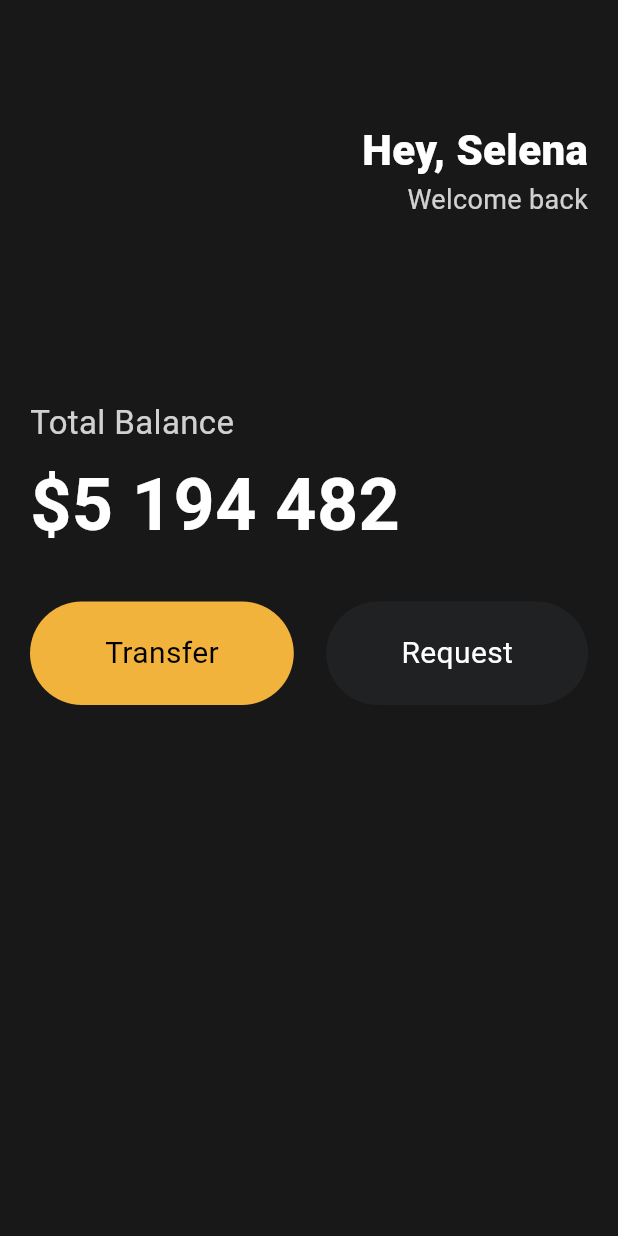
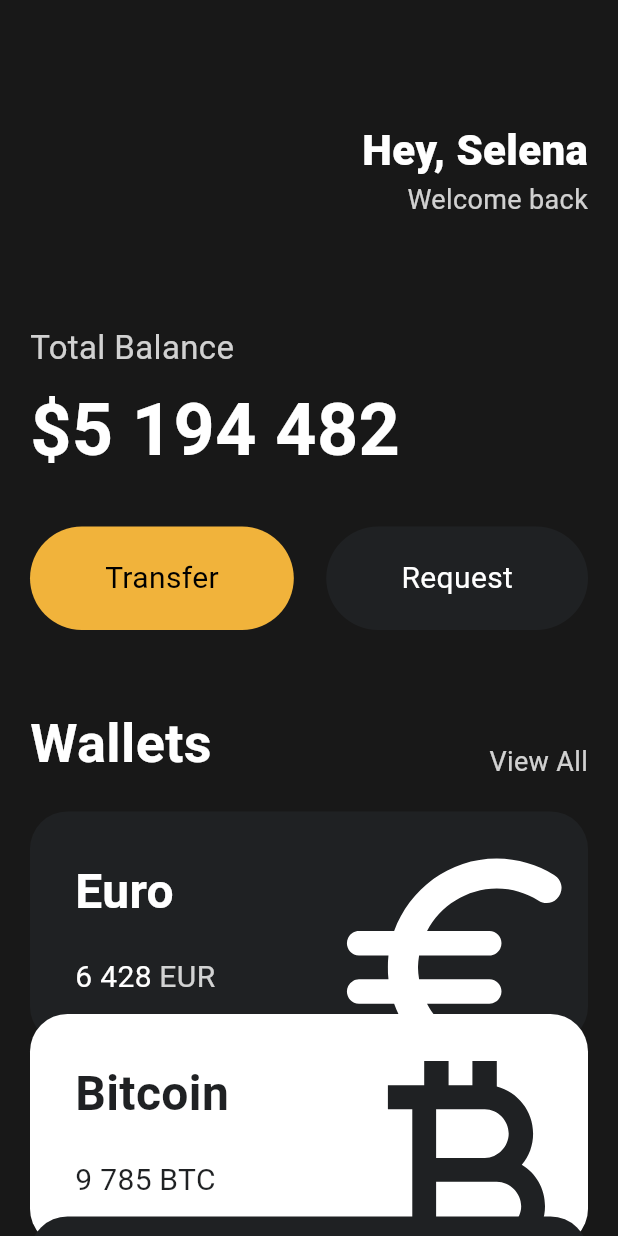
Before and after one commit to kanaheo/toonworld, a Flutter app: the screen it shows after launch, on a phone screen of 412 x 824 dp. Run offline on Flutter 3.47's test engine with Material 3 defaults, Android fonts, the phone set to English and light mode, and no system bars.

Commit message:
first ui practice end

```diff
--- a/lib/main.dart
+++ b/lib/main.dart
@@ -1,5 +1,6 @@
 import 'package:flutter/material.dart';
 import 'package:toonworld/widgets/button.dart';
+import 'package:toonworld/widgets/currenct_card.dart';
 
 void main() {
   runApp(const App());
@@ -13,7 +14,8 @@
     return MaterialApp(
       home: Scaffold(
         backgroundColor: const Color(0xFF181818),
-        body: Padding(
+        body: SingleChildScrollView(
+          child: Padding(
             padding: const EdgeInsets.symmetric(
               horizontal: 20,
             ),
@@ -49,7 +51,7 @@
                   ],
                 ),
                 const SizedBox(
-                height: 120,
+                  height: 70,
                 ),
                 Text(
                   'Total Balance',
@@ -86,8 +88,60 @@
                       textColor: Colors.white,
                     ),
                   ],
-              )
+                ),
+                const SizedBox(
+                  height: 50,
+                ),
+                Row(
+                  crossAxisAlignment: CrossAxisAlignment.end,
+                  mainAxisAlignment: MainAxisAlignment.spaceBetween,
+                  children: [
+                    const Text(
+                      'Wallets',
+                      style: TextStyle(
+                        color: Colors.white,
+                        fontSize: 36,
+                        fontWeight: FontWeight.w600,
+                      ),
+                    ),
+                    Text(
+                      'View All',
+                      style: TextStyle(
+                        color: Colors.white.withOpacity(0.8),
+                        fontSize: 18,
+                      ),
+                    ),
                   ],
+                ),
+                const SizedBox(
+                  height: 20,
+                ),
+                const CurrencyCard(
+                  name: 'Euro',
+                  code: 'EUR',
+                  amount: '6 428',
+                  icon: Icons.euro_rounded,
+                  isInverted: false,
+                  order: 1,
+                ),
+                const CurrencyCard(
+                  name: 'Bitcoin',
+                  code: 'BTC',
+                  amount: '9 785',
+                  icon: Icons.currency_bitcoin,
+                  isInverted: true,
+                  order: 2,
+                ),
+                const CurrencyCard(
+                  name: 'Dollar',
+                  code: 'USD',
+                  amount: '428',
+                  icon: Icons.attach_money_outlined,
+                  isInverted: false,
+                  order: 3,
+                ),
+              ],
+            ),
           ),
         ),
       ),
--- /dev/null
+++ b/lib/widgets/currenct_card.dart
@@ -0,0 +1,95 @@
+import 'package:flutter/material.dart';
+
+class CurrencyCard extends StatelessWidget {
+  final String name, code, amount;
+  final IconData icon;
+  final bool isInverted;
+  final int order;
+
+  final _blackColor = const Color(0xFF1F2123);
+
+  const CurrencyCard({
+    super.key,
+    required this.name,
+    required this.code,
+    required this.amount,
+    required this.icon,
+    required this.isInverted,
+    required this.order,
+  });
+
+  @override
+  Widget build(BuildContext context) {
+    return Transform.translate(
+      offset: Offset(0, -20 * (order - 1)),
+      child: Container(
+        clipBehavior: Clip.hardEdge,
+        decoration: BoxDecoration(
+          color: isInverted ? Colors.white : _blackColor,
+          borderRadius: BorderRadius.circular(25),
+        ),
+        child: Padding(
+          padding: const EdgeInsets.all(30),
+          child: Row(
+            mainAxisAlignment: MainAxisAlignment.spaceBetween,
+            children: [
+              Column(
+                crossAxisAlignment: CrossAxisAlignment.start,
+                children: [
+                  Text(
+                    name,
+                    style: TextStyle(
+                      color: isInverted ? _blackColor : Colors.white,
+                      fontSize: 32,
+                      fontWeight: FontWeight.w600,
+                    ),
+                  ),
+                  const SizedBox(
+                    height: 20,
+                  ),
+                  Row(
+                    children: [
+                      Text(
+                        amount,
+                        style: TextStyle(
+                          color: isInverted ? _blackColor : Colors.white,
+                          fontSize: 20,
+                        ),
+                      ),
+                      const SizedBox(
+                        width: 5,
+                      ),
+                      Text(
+                        code,
+                        style: TextStyle(
+                          color: isInverted
+                              ? _blackColor
+                              : Colors.white.withOpacity(0.8),
+                          fontSize: 20,
+                        ),
+                      ),
+                    ],
+                  )
+                ],
+              ),
+              Transform.scale(
+                scale: 2.2,
+                child: Transform.translate(
+                  offset: const Offset(
+                    -5,
+                    12,
+                  ),
+                  child: Icon(
+                    icon,
+                    color: isInverted ? _blackColor : Colors.white,
+                    size: 88,
+                  ),
+                ),
+              )
+            ],
+          ),
+        ),
+      ),
+    );
+  }
+}
```
Lines whose indentation alone changed are shown as unchanged.
